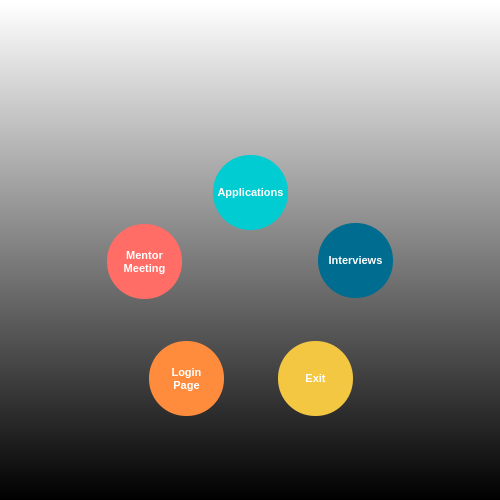
Qt form user_menu_ui.ui (ibrahimes82/VIT3-Python-Module-Week7) before a commit.
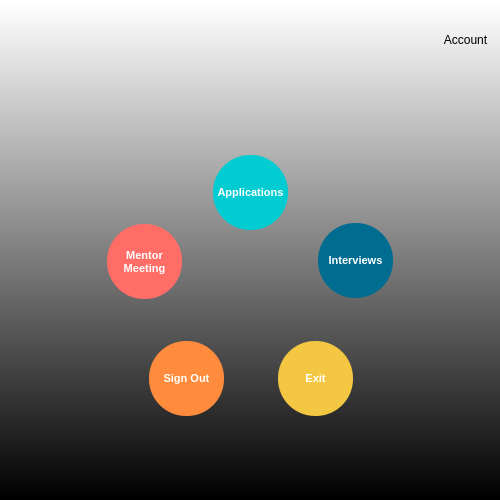
The same form after that commit. Icons and pictures are not drawn.

Patch:
```diff
--- a/user_menu_ui.ui
+++ b/user_menu_ui.ui
@@ -262,8 +262,7 @@
 </string>
    </property>
    <property name="text">
-    <string>Login 
-Page</string>
+    <string>Sign Out</string>
    </property>
   </widget>
   <widget class="QPushButton" name="pushButton_user_pre_mentor_meeting">
@@ -351,6 +350,57 @@
     <bool>true</bool>
    </property>
   </widget>
+  <widget class="QFrame" name="frameCurrentUser">
+   <property name="geometry">
+    <rect>
+     <x>430</x>
+     <y>0</y>
+     <width>71</width>
+     <height>51</height>
+    </rect>
+   </property>
+   <property name="styleSheet">
+    <string notr="true">background-color: rgba(0, 0, 0, 0);</string>
+   </property>
+   <property name="frameShape">
+    <enum>QFrame::StyledPanel</enum>
+   </property>
+   <property name="frameShadow">
+    <enum>QFrame::Raised</enum>
+   </property>
+   <widget class="QLabel" name="labelCurrentUser">
+    <property name="geometry">
+     <rect>
+      <x>20</x>
+      <y>0</y>
+      <width>31</width>
+      <height>31</height>
+     </rect>
+    </property>
+    <property name="layoutDirection">
+     <enum>Qt::LeftToRight</enum>
+    </property>
+    <property name="pixmap">
+     <pixmap>pictures/wehere_icon.png</pixmap>
+    </property>
+   </widget>
+   <widget class="QLabel" name="labelAccountName">
+    <property name="geometry">
+     <rect>
+      <x>10</x>
+      <y>30</y>
+      <width>51</width>
+      <height>20</height>
+     </rect>
+    </property>
+    <property name="text">
+     <string>Account</string>
+    </property>
+    <property name="alignment">
+     <set>Qt::AlignCenter</set>
+    </property>
+   </widget>
+  </widget>
  </widget>
  <resources/>
  <connections/>
```
Left out of the diff: 18 changed lines with no effect on the pictures.
